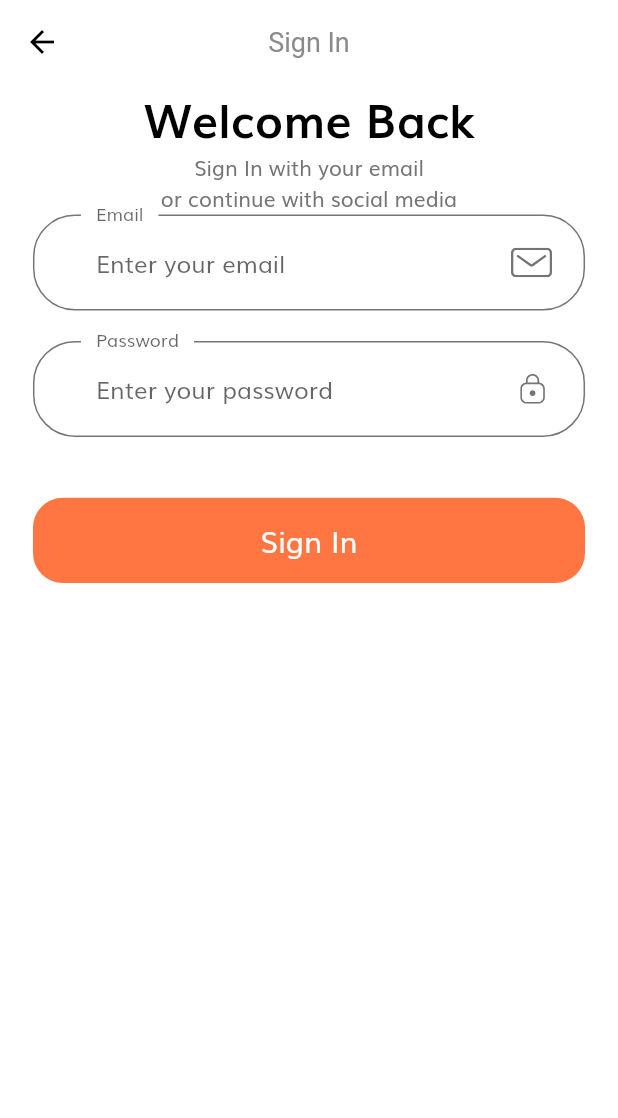
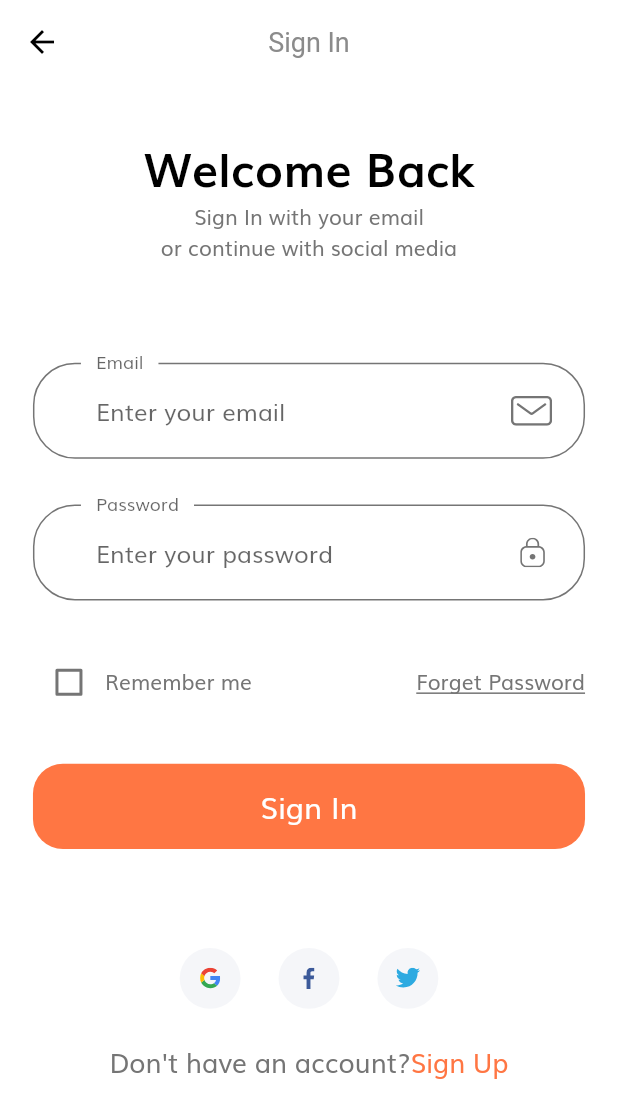
Before and after one commit to AlMamun-CSE/E-Commerce-Final-With-Flutter, a Flutter app: the screen it shows after launch, after a tap on "Continue", on a phone screen of 412 x 824 dp. Shown: the top 1118 px of the screen. Run offline on Flutter 3.47's test engine with Material 2 defaults, Android fonts, the phone set to English and light mode, and no system bars; our stand-ins replace flutter_svg.

Commit message:
Create Login Screen and Complete Forgot Screen!

```diff
--- /dev/null
+++ b/lib/components/no_account_text.dart
@@ -0,0 +1,35 @@
+import 'package:flutter/material.dart';
+import 'package:tokota/screen/forgot_password/forgot_password_screen.dart';
+
+import '../constants.dart';
+import '../size_config.dart';
+
+class NoAccountText extends StatelessWidget {
+  const NoAccountText({
+    Key key,
+  }) : super(key: key);
+
+  @override
+  Widget build(BuildContext context) {
+    return Row(
+      mainAxisAlignment: MainAxisAlignment.center,
+      children: [
+        Text(
+          "Don't have an account?",
+          style: TextStyle(
+            fontSize: getProportionateScreenWidth(16),
+          ),
+        ),
+        GestureDetector(
+          onTap: () => Navigator.popAndPushNamed(context, ForgotPasswordScreen.routeName),
+          child: Text(
+            "Sign Up",
+            style: TextStyle(
+                fontSize: getProportionateScreenWidth(16),
+                color: kPrimaryColor),
+          ),
+        ),
+      ],
+    );
+  }
+}
--- a/lib/route.dart
+++ b/lib/route.dart
@@ -1,4 +1,5 @@
 import 'package:flutter/material.dart';
+import 'package:tokota/screen/forgot_password/forgot_password_screen.dart';
 import 'package:tokota/screen/sign_in/sign_in_screen.dart';
 import 'package:tokota/screen/splash/SplashScreen.dart';
 
@@ -7,4 +8,5 @@ import 'package:tokota/screen/splash/SplashScreen.dart';
 final Map<String, WidgetBuilder> route = {
   SplashScreen.routeName: (context) => SplashScreen(),
   SignInScreen.routeName: (context) => SignInScreen(),
+  ForgotPasswordScreen.routeName: (context) => ForgotPasswordScreen(),
 };
--- /dev/null
+++ b/lib/screen/login_success/login_success_screen.dart
@@ -0,0 +1 @@
+import 'package:flutter/material.dart';
--- /dev/null
+++ b/lib/screen/sign_in/sign_form.dart
@@ -0,0 +1,154 @@
+import 'package:flutter/material.dart';
+import 'package:tokota/components/default_button.dart';
+import 'package:tokota/screen/forgot_password/forgot_password_screen.dart';
+
+import '../../constants.dart';
+import '../../size_config.dart';
+import 'custom_surffix_icon.dart';
+import 'form_errors.dart';
+
+class SignFrom extends StatefulWidget {
+  @override
+  _SignFromState createState() => _SignFromState();
+}
+
+class _SignFromState extends State<SignFrom> {
+  final _fromKey = GlobalKey<FormState>();
+  String email;
+  String password;
+  final List<String> errors = [];
+  bool remember = false;
+
+  @override
+  Widget build(BuildContext context) {
+    return Form(
+      key: _fromKey,
+      child: Column(
+        children: [
+          buildEmailFormField(),
+          SizedBox(
+            height: getProportionateScreenHeight(30),
+          ),
+          buildPasswordFormField(),
+          SizedBox(
+            height: getProportionateScreenHeight(30),
+          ),
+          Row(
+            children: [
+              Checkbox(
+                value: remember,
+                activeColor: kPrimaryColor,
+                onChanged: (value) {
+                  setState(() {
+                    remember = value;
+                  });
+                },
+              ),
+              Text("Remember me"),
+              Spacer(),
+              GestureDetector(
+                onTap: () => Navigator.pushNamed(context, ForgotPasswordScreen.routeName,),
+                child: Text(
+                  "Forget Password",
+                  style: TextStyle(decoration: TextDecoration.underline),
+                ),
+              ),
+            ],
+          ),
+          FromError(errors: errors),
+          SizedBox(
+            height: getProportionateScreenHeight(30),
+          ),
+          DefaultButton(
+            text: "Sign In",
+            press: () {
+              if (_fromKey.currentState.validate()) {
+                _fromKey.currentState.save();
+              }
+            },
+          )
+        ],
+      ),
+    );
+  }
+
+  TextFormField buildPasswordFormField() {
+    return TextFormField(
+      obscureText: true,
+      onSaved: (newValue) => password = newValue,
+      onChanged: (value) {
+        if (value.isNotEmpty && errors.contains(kPassNullError)) {
+          setState(() {
+            errors.remove(kPassNullError);
+          });
+        } else if (value.length >= 8 && errors.contains(kShortPassError)) {
+          setState(() {
+            errors.remove(kShortPassError);
+          });
+        }
+        return null;
+      },
+      validator: (value) {
+        if (value.isEmpty && !errors.contains(kPassNullError)) {
+          setState(() {
+            errors.add(kPassNullError);
+          });
+        } else if (value.length < 8 && !errors.contains(kShortPassError)) {
+          setState(() {
+            errors.add(kShortPassError);
+          });
+        }
+        return null;
+      },
+      decoration: InputDecoration(
+        labelText: "Password",
+        hintText: "Enter your password",
+        floatingLabelBehavior: FloatingLabelBehavior.always,
+        suffixIcon: CustomSurffixIcon(
+          svgIcon: "assets/icons/Lock.svg",
+        ),
+      ),
+    );
+  }
+
+  TextFormField buildEmailFormField() {
+    return TextFormField(
+      keyboardType: TextInputType.emailAddress,
+      onSaved: (newValue) => email = newValue,
+      onChanged: (value) {
+        if (value.isNotEmpty && errors.contains(kEmailNullError)) {
+          setState(() {
+            errors.remove(kEmailNullError);
+          });
+        } else if (emailValidatorRegExp.hasMatch(value) &&
+            errors.contains(kInvalidEmailError)) {
+          setState(() {
+            errors.remove(kInvalidEmailError);
+          });
+        }
+        return null;
+      },
+      validator: (value) {
+        if (value.isEmpty && !errors.contains(kEmailNullError)) {
+          setState(() {
+            errors.add(kEmailNullError);
+          });
+        } else if (!emailValidatorRegExp.hasMatch(value) &&
+            !errors.contains(kInvalidEmailError)) {
+          setState(() {
+            errors.add(kInvalidEmailError);
+          });
+        }
+        return null;
+      },
+      decoration: InputDecoration(
+        labelText: "Email",
+        hintText: "Enter your email",
+        floatingLabelBehavior: FloatingLabelBehavior.always,
+        suffixIcon: CustomSurffixIcon(
+          svgIcon: "assets/icons/Mail.svg",
+        ),
+      ),
+    );
+  }
+}
--- a/lib/screen/sign_in/sign_in_body.dart
+++ b/lib/screen/sign_in/sign_in_body.dart
@@ -4,6 +4,9 @@ import 'package:flutter_svg/flutter_svg.dart';
 import 'package:flutter_svg/parser.dart';
 import 'package:tokota/components/default_button.dart';
 import 'package:tokota/constants.dart';
+import 'package:tokota/screen/forgot_password/forgot_password_screen.dart';
+import 'package:tokota/screen/sign_in/sign_form.dart';
+import 'package:tokota/screen/sign_in/social_card.dart';
 import 'package:tokota/size_config.dart';
 import 'package:tokota/theme.dart';
 
@@ -19,8 +22,12 @@ class SignInBody extends StatelessWidget {
         child: Padding(
           padding:
               EdgeInsets.symmetric(horizontal: getProportionateScreenWidth(20)),
+          child: SingleChildScrollView(
             child: Column(
               children: <Widget>[
+                SizedBox(
+                  height: SizeConfig.screenHeight * 0.04,
+                ),
                 Text(
                   "Welcome Back",
                   style: TextStyle(
@@ -33,8 +40,36 @@ class SignInBody extends StatelessWidget {
                   "Sign In with your email \nor continue with social media",
                   textAlign: TextAlign.center,
                 ),
+                SizedBox(
+                  height: SizeConfig.screenHeight * 0.08,
+                ),
                 SignFrom(),
+                SizedBox(
+                  height: SizeConfig.screenHeight * 0.08,
+                ),
+                Row(
+                  mainAxisAlignment: MainAxisAlignment.center,
+                  children: [
+                    SocialCard(
+                      icon: "assets/icons/google-icon.svg",
+                      press: () {},
+                    ),
+                    SocialCard(
+                      icon: "assets/icons/facebook-2.svg",
+                      press: () {},
+                    ),
+                    SocialCard(
+                      icon: "assets/icons/twitter.svg",
+                      press: () {},
+                    ),
                   ],
+                ),
+                SizedBox(
+                  height: getProportionateScreenWidth(20),
+                ),
+                NoAccountText(),
+              ],
+            ),
           ),
         ),
       ),
@@ -42,125 +77,34 @@ class SignInBody extends StatelessWidget {
   }
 }
 
-class SignFrom extends StatefulWidget {
-  @override
-  _SignFromState createState() => _SignFromState();
-}
-
-class _SignFromState extends State<SignFrom> {
-  final _fromKey = GlobalKey<FormState>();
-  String email;
-  String password;
-  final List<String> errors = [];
+class NoAccountText extends StatelessWidget {
+  const NoAccountText({
+    Key key,
+  }) : super(key: key);
 
   @override
   Widget build(BuildContext context) {
-    return Form(
-      key: _fromKey,
-      child: Column(
+    return Row(
+      mainAxisAlignment: MainAxisAlignment.center,
       children: [
-          buildEmailFormField(),
-          SizedBox(
-            height: getProportionateScreenHeight(20),
-          ),
-          buildPasswordFormField(),
-          SizedBox(
-            height: getProportionateScreenHeight(20),
-          ),
-          FromError(errors: errors),
-          SizedBox(
-            height: getProportionateScreenHeight(20),
-          ),
-          DefaultButton(
-            text: "Sign In",
-            press: () {
-              if (_fromKey.currentState.validate()) {
-                _fromKey.currentState.save();
-              }
-            },
-          )
-        ],
-      ),
-    );
-  }
-
-  TextFormField buildPasswordFormField() {
-    return TextFormField(
-      obscureText: true,
-      onSaved: (newValue) => password = newValue,
-      onChanged: (value) {
-        if (value.isNotEmpty && errors.contains(kPassNullError)) {
-          setState(() {
-            errors.remove(kPassNullError);
-          });
-        } else if (value.length >= 8 && errors.contains(kShortPassError)) {
-          setState(() {
-            errors.remove(kShortPassError);
-          });
-        }
-        return null;
-      },
-      validator: (value) {
-        if (value.isEmpty && !errors.contains(kPassNullError)) {
-          setState(() {
-            errors.add(kPassNullError);
-          });
-        } else if (value.length < 8 && !errors.contains(kShortPassError)) {
-          setState(() {
-            errors.add(kShortPassError);
-          });
-        }
-        return null;
-      },
-      decoration: InputDecoration(
-        labelText: "Password",
-        hintText: "Enter your password",
-        floatingLabelBehavior: FloatingLabelBehavior.always,
-        suffixIcon: CustomSurffixIcon(
-          svgIcon: "assets/icons/Lock.svg",
+        Text(
+          "Don't have an account?",
+          style: TextStyle(
+            fontSize: getProportionateScreenWidth(16),
           ),
         ),
-    );
-  }
-
-  TextFormField buildEmailFormField() {
-    return TextFormField(
-      keyboardType: TextInputType.emailAddress,
-      onSaved: (newValue) => email = newValue,
-      onChanged: (value) {
-        if (value.isNotEmpty && errors.contains(kEmailNullError)) {
-          setState(() {
-            errors.remove(kEmailNullError);
-          });
-        } else if (emailValidatorRegExp.hasMatch(value) &&
-            errors.contains(kInvalidEmailError)) {
-          setState(() {
-            errors.remove(kInvalidEmailError);
-          });
-        }
-        return null;
+        GestureDetector(
+          onTap: (){
+            //......................................................
           },
-      validator: (value) {
-        if (value.isEmpty && !errors.contains(kEmailNullError)) {
-          setState(() {
-            errors.add(kEmailNullError);
-          });
-        } else if (!emailValidatorRegExp.hasMatch(value) &&
-            !errors.contains(kInvalidEmailError)) {
-          setState(() {
-            errors.add(kInvalidEmailError);
-          });
-        }
-        return null;
-      },
-      decoration: InputDecoration(
-        labelText: "Email",
-        hintText: "Enter your email",
-        floatingLabelBehavior: FloatingLabelBehavior.always,
-        suffixIcon: CustomSurffixIcon(
-          svgIcon: "assets/icons/Mail.svg",
+          child: Text(
+            "Sign Up",
+            style: TextStyle(
+                fontSize: getProportionateScreenWidth(16),
+                color: kPrimaryColor),
           ),
         ),
+      ],
     );
   }
 }
--- /dev/null
+++ b/lib/screen/sign_in/social_card.dart
@@ -0,0 +1,37 @@
+import 'package:flutter/material.dart';
+import 'package:flutter_svg/svg.dart';
+
+import '../../size_config.dart';
+
+class SocialCard extends StatelessWidget {
+  const SocialCard({
+    Key key,
+    this.icon,
+    this.press,
+  }) : super(key: key);
+
+  final String icon;
+  final Function press;
+
+  @override
+  Widget build(BuildContext context) {
+    return GestureDetector(
+      onTap: press,
+      child: Container(
+        margin: EdgeInsets.symmetric(
+          horizontal: getProportionateScreenWidth(10),
+        ),
+        padding: EdgeInsets.all(
+          getProportionateScreenWidth(12),
+        ),
+        height: getProportionateScreenHeight(40),
+        width: getProportionateScreenWidth(40),
+        decoration: BoxDecoration(
+          color: Color(0xFFF5F6F9),
+          shape: BoxShape.circle,
+        ),
+        child: SvgPicture.asset(icon),
+      ),
+    );
+  }
+}
```
Also changed, not shown: lib/screen/forgot_password/components/body.dart (added, +117 -0 lines), lib/screen/forgot_password/forgot_password_screen.dart (added, +16 -0 lines). Lines whose indentation alone changed are shown as unchanged.
